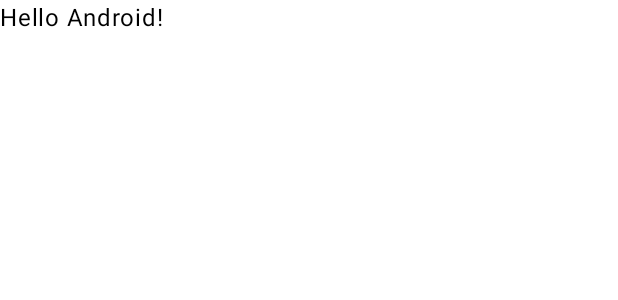
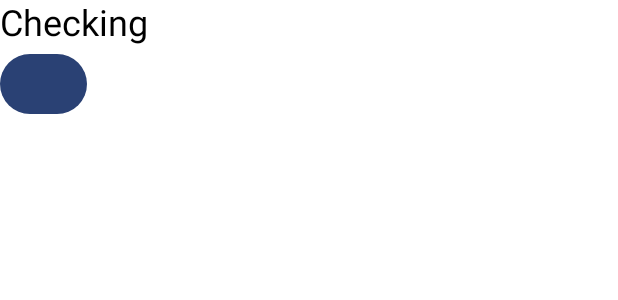
Before and after one commit to bitsof/slothos, an Android app built with Jetpack Compose: the @Preview function GreetingPreview, on a phone screen of 412 x 824 dp. Shown: the top 300 px of the screen. Run offline under Robolectric (Android 15) with nearby library versions, the phone set to English and light mode, and no system bars.

Commit message:
Add simple navigation from home screen to exercise list screen

```diff
--- a/app/src/main/AndroidManifest.xml
+++ b/app/src/main/AndroidManifest.xml
@@ -13,9 +13,8 @@
         android:theme="@style/Theme.Slothos"
         tools:targetApi="31">
         <activity
-            android:name=".MainActivity"
+            android:name=".ui.MainActivity"
             android:exported="true"
-            android:label="@string/app_name"
             android:theme="@style/Theme.Slothos">
             <intent-filter>
                 <action android:name="android.intent.action.MAIN" />
--- /dev/null
+++ b/app/src/main/java/pro/selecto/slothos/ui/HomeScreen.kt
@@ -0,0 +1,26 @@
+package pro.selecto.slothos.ui
+
+import androidx.compose.foundation.layout.Column
+import androidx.compose.material3.Button
+import androidx.compose.material3.MaterialTheme
+import androidx.compose.material3.Text
+import androidx.compose.runtime.Composable
+import androidx.compose.ui.Modifier
+
+@Composable
+fun HomeScreen(
+    onButtonClicked: () -> Unit,
+    modifier: Modifier = Modifier
+) {
+    Column() {
+        Text(
+            text = "Checking",
+            style = MaterialTheme.typography.headlineSmall
+        )
+        Button(
+            onClick = onButtonClicked,
+        ) {
+
+        }
+    }
+}
--- a/app/src/main/java/pro/selecto/slothos/ui/MainActivity.kt
+++ b/app/src/main/java/pro/selecto/slothos/ui/MainActivity.kt
@@ -18,29 +18,17 @@ class MainActivity : ComponentActivity() {
         setContent {
             SlothosTheme {
                 // A surface container using the 'background' color from the theme
-                Surface(
-                    modifier = Modifier.fillMaxSize(),
-                    color = MaterialTheme.colorScheme.background
-                ) {
-                    Greeting("Android")
-                }
+                SlothosApp()
             }
         }
     }
 }
 
-@Composable
-fun Greeting(name: String, modifier: Modifier = Modifier) {
-    Text(
-        text = "Hello $name!",
-        modifier = modifier
-    )
-}
 
 @Preview(showBackground = true)
 @Composable
 fun GreetingPreview() {
     SlothosTheme {
-        Greeting("Android")
+        SlothosApp()
     }
 }
--- /dev/null
+++ b/app/src/main/java/pro/selecto/slothos/ui/SlothosApp.kt
@@ -0,0 +1,36 @@
+package pro.selecto.slothos.ui
+
+import androidx.annotation.StringRes
+import androidx.compose.foundation.layout.padding
+import androidx.compose.runtime.Composable
+import androidx.compose.ui.Modifier
+import androidx.navigation.NavHostController
+import androidx.navigation.compose.NavHost
+import androidx.navigation.compose.composable
+import androidx.navigation.compose.rememberNavController
+import pro.selecto.slothos.R
+
+enum class SlothosScreen(@StringRes val title: Int) {
+    Home(title = R.string.app_name),
+    ExerciseList(title = R.string.exercise_list),
+}
+
+@Composable
+fun SlothosApp(
+    navController: NavHostController = rememberNavController()
+) {
+    NavHost(
+        navController = navController,
+        startDestination = SlothosScreen.Home.name,
+        modifier = Modifier,
+    ) {
+        composable(route = SlothosScreen.Home.name) {
+            HomeScreen(
+                onButtonClicked = { navController.navigate(SlothosScreen.ExerciseList.name) }
+            )
+        }
+        composable(route = SlothosScreen.ExerciseList.name){
+            ExerciseListScreen()
+        }
+    }
+}
--- a/app/src/main/res/values/strings.xml
+++ b/app/src/main/res/values/strings.xml
@@ -1,3 +1,4 @@
 <resources>
     <string name="app_name">Slothos</string>
+    <string name="exercise_list">Exercise List</string>
 </resources>
```
Also changed, not shown: app/build.gradle (+7 -3 lines), app/src/main/java/pro/selecto/slothos/ui/ExerciseListScreen.kt (added, +12 -0 lines).
